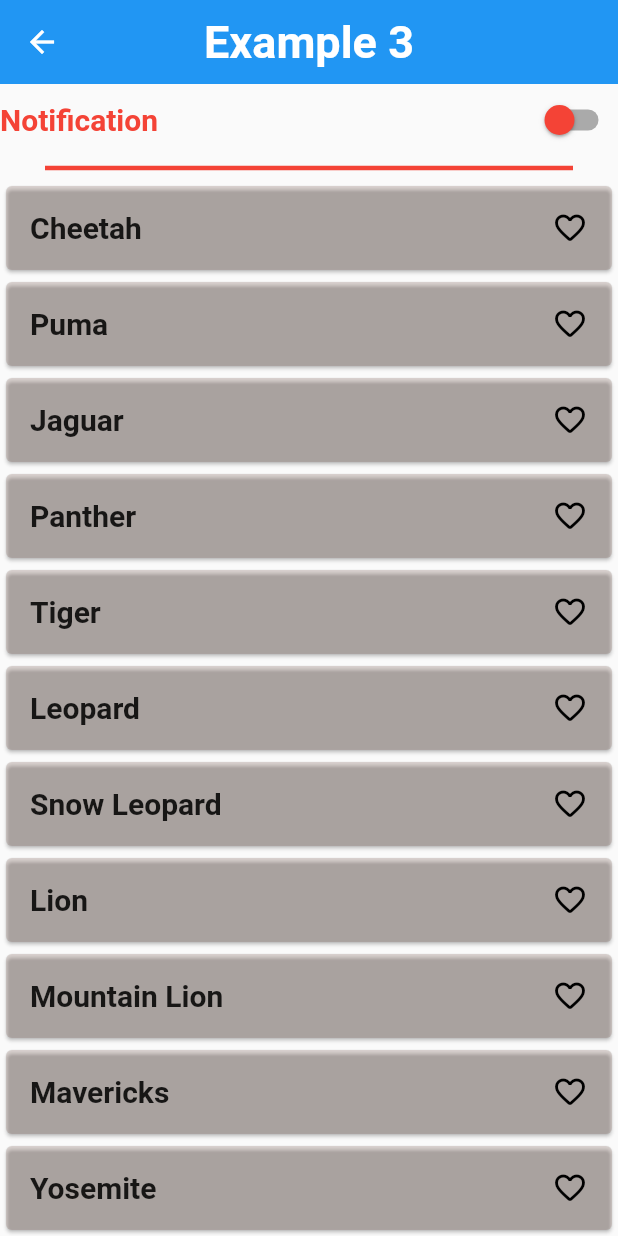
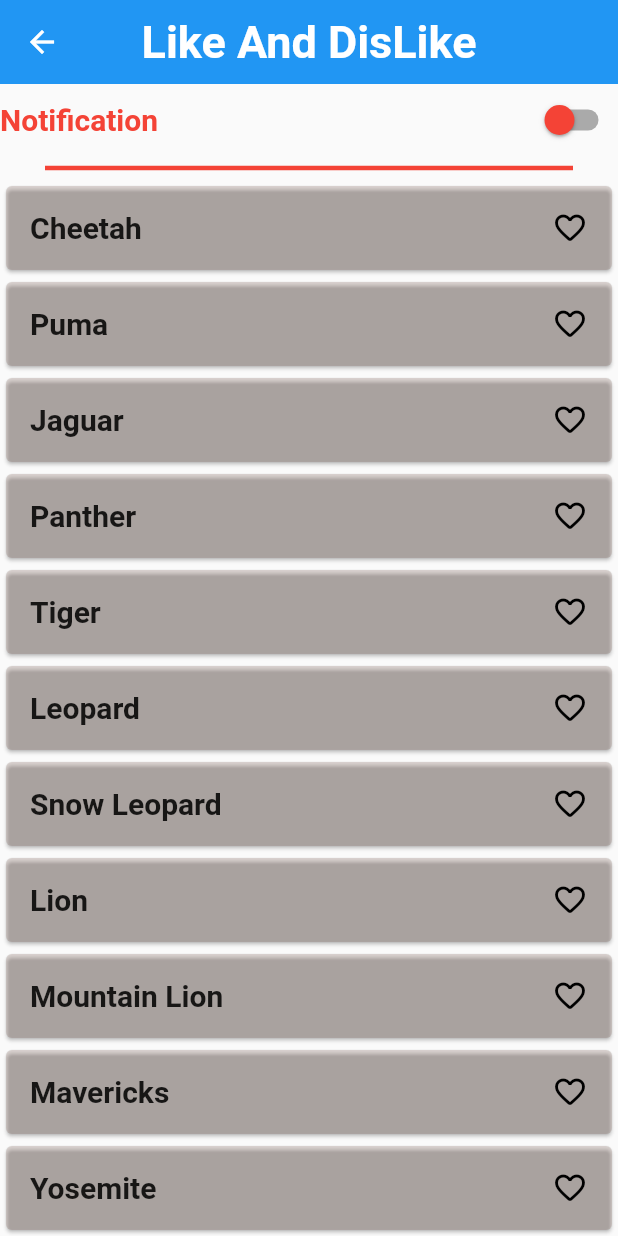
Before and after one commit to Ruchit-Bhut/GetX, a Flutter app: the HomePageExample3 screen opened directly, on a phone screen of 412 x 824 dp. Run offline on Flutter 3.47's test engine with Material 2 defaults, Android fonts, the phone set to English and light mode, and no system bars; our stand-ins replace get.

Commit message:
Like And Dislike Using GetX

```diff
--- a/lib/example_3/home_page_example3.dart
+++ b/lib/example_3/home_page_example3.dart
@@ -19,7 +19,7 @@ class _HomePageExample3State extends State<HomePageExample3> {
     return Scaffold(
       appBar: AppBar(
         title: const Text(
-          'Example 3',
+          'Like And DisLike',
           style: TextStyle(
             fontWeight: FontWeight.bold,
             fontSize: 30,
```
